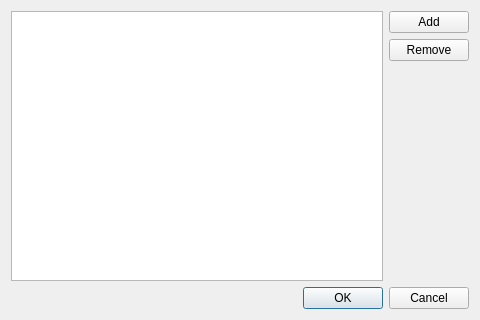
Above: app/directory_ui/directorysettings.ui from olegantonyan/mpz before the change. Below: the same form after it.
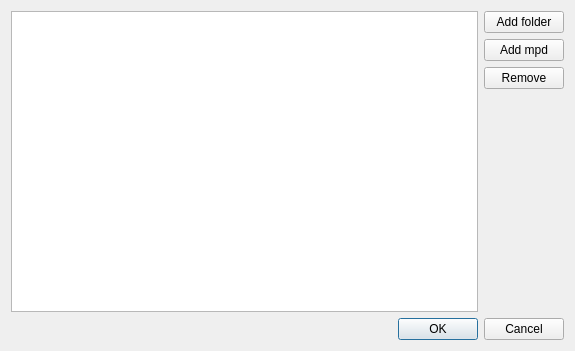
That is the form after the change.

```diff
--- a/app/directory_ui/directorysettings.ui
+++ b/app/directory_ui/directorysettings.ui
@@ -6,8 +6,8 @@
    <rect>
     <x>0</x>
     <y>0</y>
-    <width>480</width>
-    <height>320</height>
+    <width>575</width>
+    <height>351</height>
    </rect>
   </property>
   <property name="windowTitle">
@@ -24,7 +24,14 @@
        <item>
         <widget class="QPushButton" name="pushButtonAdd">
          <property name="text">
-          <string>Add</string>
+          <string>Add folder</string>
+         </property>
+        </widget>
+       </item>
+       <item>
+        <widget class="QPushButton" name="pushButtonAddMpd">
+         <property name="text">
+          <string>Add mpd</string>
          </property>
         </widget>
        </item>
```
Left out of the diff: 10 changed lines with no effect on the pictures.
